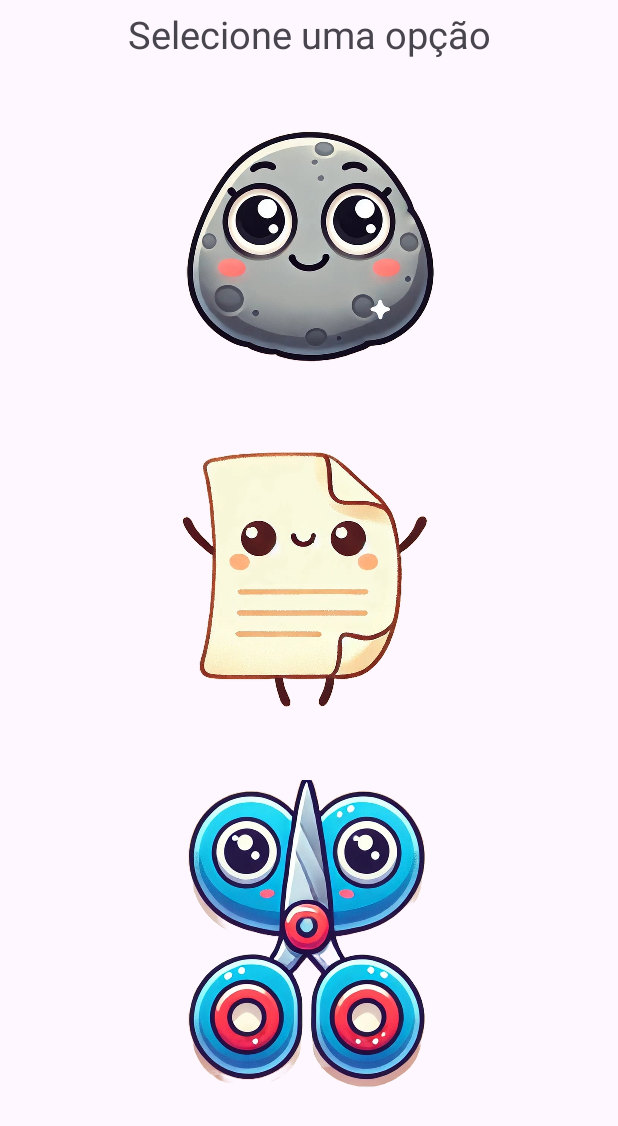
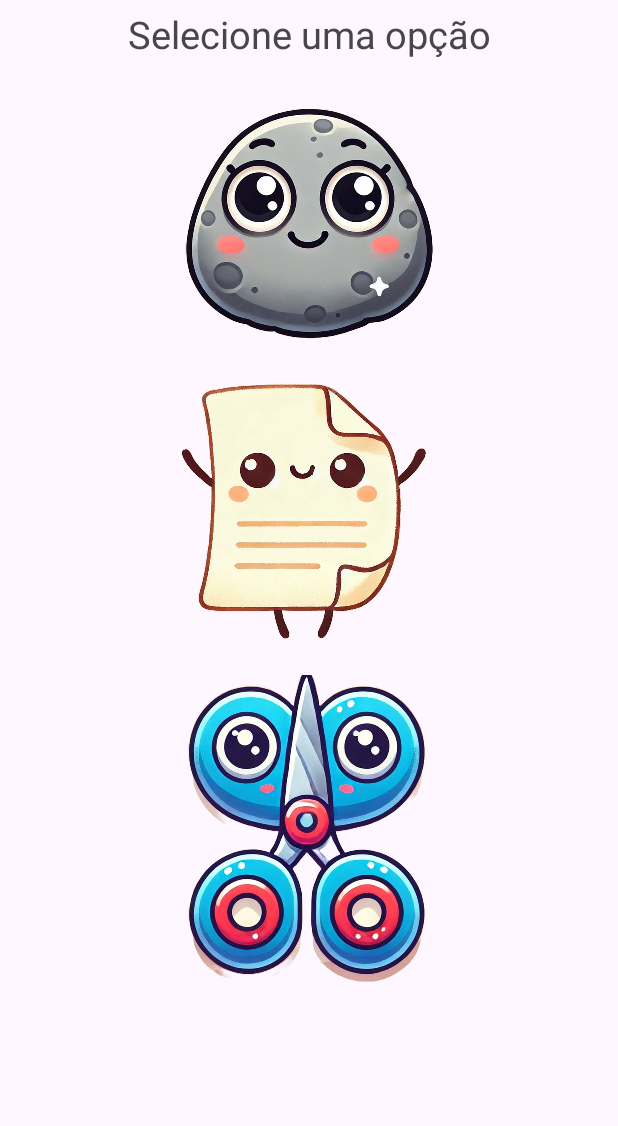
Before and after one commit to renatocouto1867/Renato_PedraPapelTesoura, an Android app: the fragment JogadaFragment placed in its activity, on a phone screen of 412 x 824 dp. Shown: the top 1126 px of the screen. Run offline under Robolectric (Android 15) with nearby library versions, the phone set to English and light mode, and no system bars.

Commit message:
final revisada 27-01-2025

```diff
--- a/app/src/main/java/com/example/renato_pedrapapeltesoura/ui/inicial/InicialViewModel.java
+++ b/app/src/main/java/com/example/renato_pedrapapeltesoura/ui/inicial/InicialViewModel.java
@@ -10,7 +10,7 @@ public class InicialViewModel extends ViewModel {
     private final MutableLiveData<Jogo> jogo;
 
     public void setJogador(String nome){
-        Auxiliar.jogo.setNomeJogador(nome);
+        Auxiliar.jogo.setNomeJogador(Auxiliar.limpaString(nome));
     }
 
     public InicialViewModel(){
--- a/app/src/main/res/layout/fragment_incial.xml
+++ b/app/src/main/res/layout/fragment_incial.xml
@@ -64,7 +64,7 @@
                 android:elevation="8dp"
                 android:text="Como Jogar"
                 android:textColor="@color/texto_preto"
-                android:textSize="18sp"
+                android:textSize="16sp"
                 app:cornerRadius="6dp"
 
                 />
@@ -79,7 +79,7 @@
                 android:elevation="8dp"
                 android:text="Jogar"
                 android:textColor="@color/texto_preto"
-                android:textSize="18sp"
+                android:textSize="16sp"
                 app:cornerRadius="6dp" />
 
 
--- a/app/src/main/res/layout/fragment_jogada.xml
+++ b/app/src/main/res/layout/fragment_jogada.xml
@@ -20,9 +20,9 @@
 
     <ImageButton
         android:id="@+id/button_pedra"
-        android:layout_width="210dp"
-        android:layout_height="210dp"
-        android:layout_marginTop="20dp"
+        android:layout_width="200dp"
+        android:layout_height="200dp"
+        android:layout_marginTop="10dp"
         android:src="@drawable/pedra"
         android:contentDescription="@string/pedra"
         android:background="@android:color/transparent"
@@ -32,9 +32,8 @@
 
     <ImageButton
         android:id="@+id/button_papel"
-        android:layout_width="210dp"
-        android:layout_height="210dp"
-        android:layout_marginTop="20dp"
+        android:layout_width="200dp"
+        android:layout_height="200dp"
         android:contentDescription="@string/papel"
         android:background="@android:color/transparent"
         android:src="@drawable/papel"
@@ -42,12 +41,10 @@
         app:layout_constraintStart_toStartOf="parent"
         app:layout_constraintTop_toBottomOf="@+id/button_pedra" />
 
-
     <ImageButton
         android:id="@+id/button_tesoura"
         android:layout_width="210dp"
         android:layout_height="210dp"
-        android:layout_marginTop="20dp"
         android:src="@drawable/tesoura"
         android:contentDescription="@string/tesoura"
         android:background="@android:color/transparent"
```
Also changed, not shown: app/src/main/res/layout/fragment_resultado.xml (+7 -6 lines).
